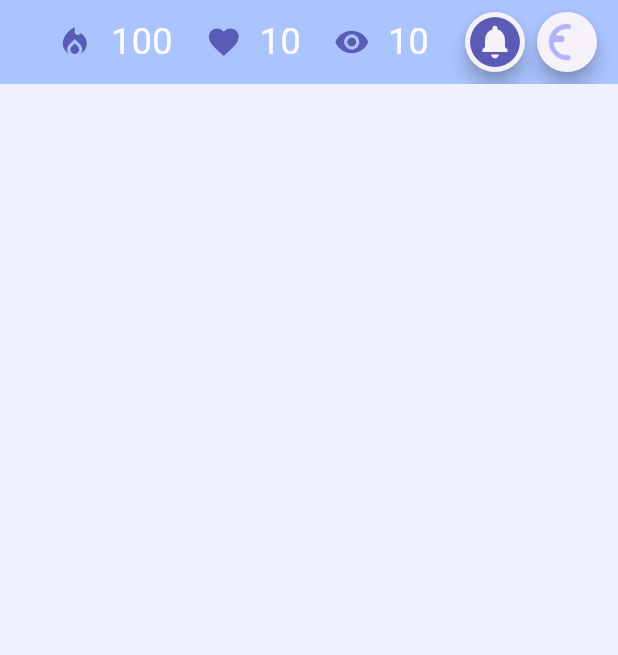
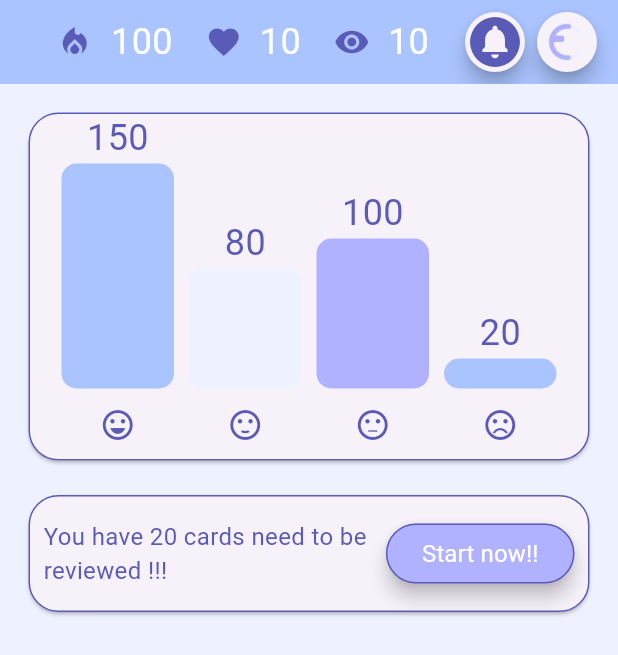
Before and after one commit to DTDungg/Mobile_FlashCard, a Flutter app: the screen it shows after launch, on a phone screen of 412 x 824 dp. Shown: the top 655 px of the screen. Run offline on Flutter 3.47's test engine with Material 3 defaults, Android fonts, the phone set to English and light mode, and no system bars; our stand-ins replace google_fonts.

Commit message:
done home

```diff
--- a/lib/home_screen.dart
+++ b/lib/home_screen.dart
@@ -1,6 +1,7 @@
 import 'package:flutter/cupertino.dart';
 import 'package:flutter/material.dart';
 import 'package:google_fonts/google_fonts.dart';
+import 'package:mobile_flash_card/utils/colum.dart';
 import 'package:mobile_flash_card/utils/define.dart';
 
 class HomeScreen extends StatefulWidget {
@@ -81,14 +82,104 @@ class _HomeScreenState extends State<HomeScreen> {
               child: Container(
                 width: 40,
                 height: 40,
-              child: Image(
-                  image: AssetImage('assets/images/fc.png')
-              ),
+                child: Image(image: AssetImage('assets/images/fc.png')),
               ),
             ),
             SizedBox(width: 10),
           ],
         ),
-    );
+        body: Column(
+          children: [
+            Padding(
+              padding: const EdgeInsets.all(15),
+              child: Card(
+                shape: RoundedRectangleBorder(
+                  borderRadius: BorderRadius.circular(20),
+                  side: BorderSide(color: Define.strongPurple, width: 1),
+                ),
+                child: Padding(
+                  padding: const EdgeInsets.only(left: 15, right: 15),
+                  child: Row(
+                    crossAxisAlignment: CrossAxisAlignment.end,
+                    mainAxisAlignment: MainAxisAlignment.center,
+                    children: [
+                      Colum(
+                          height: 150,
+                          color: Define.strongBlue,
+                          icon: Icon(Icons.sentiment_very_satisfied)),
+                      SizedBox(width: 10),
+                      Colum(
+                          height: 80,
+                          color: Define.lightBlue,
+                          icon: Icon(Icons.sentiment_satisfied)),
+                      SizedBox(width: 10),
+                      Colum(
+                          height: 100,
+                          color: Define.lightPurple,
+                          icon: Icon(Icons.sentiment_neutral)),
+                      SizedBox(width: 10),
+                      Colum(
+                          height: 20,
+                          color: Define.strongBlue,
+                          icon: Icon(Icons.sentiment_very_dissatisfied))
+                    ],
+                  ),
+                ),
+              ),
+            ),
+            Padding(
+              padding: const EdgeInsets.only(left: 15, right: 15),
+              child: Card(
+                shape: RoundedRectangleBorder(
+                  borderRadius: BorderRadius.circular(20),
+                  side: BorderSide(
+                    color: Define.strongPurple,
+                    width: 1
+                  )
+                ),
+                child: Padding(
+                  padding: const EdgeInsets.only(left: 10, right: 10, top: 15, bottom: 15),
+                  child: Row(
+                    children: [
+                       Expanded(
+                         child:Text(
+                          'You have 20 cards need to be reviewed !!!',
+                          style: GoogleFonts.rubikBubbles(
+                            fontWeight: FontWeight.w400,
+                            fontSize: 16,
+                            color: Define.strongPurple,
+                          ),
+                          softWrap: true,
+                        ),
+                      ),
+                      SizedBox(width: 10),
+                      ElevatedButton(
+
+                          onPressed:_nothing,
+                          child:Text(
+                            'Start now!!',
+                            style: GoogleFonts.rubikBubbles(
+                                fontWeight: FontWeight.w400,
+                                fontSize: 16,
+                                color: Colors.white
+                            ),
+                          ),
+                        style:ElevatedButton.styleFrom(
+                          backgroundColor: Define.lightPurple,
+                          side: BorderSide(
+                            color: Define.strongPurple,
+                            width: 1
+                          ),
+                          elevation: 5
+                        ),
+
+                      )
+                    ],
+                  ),
+                ),
+              ),
+            )
+          ],
+        ));
   }
 }
--- a/lib/main.dart
+++ b/lib/main.dart
@@ -11,7 +11,7 @@
   @override
   Widget build(BuildContext context) {
     return MaterialApp(
-      home: const HomeScreen(),
+      home: const HomeScreen()
     );
   }
 }
--- a/lib/utils/colum.dart
+++ b/lib/utils/colum.dart
@@ -0,0 +1,45 @@
+import 'package:flutter/cupertino.dart';
+import 'package:flutter/material.dart';
+import 'package:google_fonts/google_fonts.dart';
+import 'package:mobile_flash_card/utils/define.dart';
+
+class Colum extends StatelessWidget {
+  final double height;
+  final Icon icon;
+  final Color color;
+
+  const Colum({required this.height, required this.color, required this.icon});
+
+  @override
+  Widget build(BuildContext context) {
+    return Column(
+      mainAxisAlignment: MainAxisAlignment.center,
+      children: [
+        Text(
+          height.toStringAsFixed(0),
+          style: GoogleFonts.rubikBubbles(
+              fontSize: 24,
+              fontWeight: FontWeight.w400,
+              color: Define.strongPurple),
+        ),
+        Container(
+          width: 75,
+          height: height,
+          decoration: BoxDecoration(
+              color: color,
+              borderRadius: BorderRadius.circular(10)
+          ),
+        ),
+
+        IconButton(
+          onPressed: _nothing,
+            icon: icon,
+            color: Define.strongPurple,
+        )
+      ],
+    );
+  }
+
+  void _nothing() {
+  }
+}
--- a/lib/utils/define.dart
+++ b/lib/utils/define.dart
@@ -5,4 +5,8 @@ class Define{
   static const Color lightPurple = Color(0xFFB1B2FF);
   static const Color strongBlue = Color(0xFFAAC4FF);
   static const Color lightBlue = Color(0xFFEEF1FF);
+
+  static void _nothing(){
+
+  }
 }
--- a/pubspec.yaml
+++ b/pubspec.yaml
@@ -64,7 +64,7 @@ flutter:
      - assets/images/fc.png
      - assets/images/fc-background.png
      - assets/images/flash-card-background.png
-     - assets/images.flash-card.png
+     - assets/images/flash-card.png
   #   - images/a_dot_ham.jpeg
 
   # An image asset can refer to one or more resolution-specific "variants", see
```
Lines whose indentation alone changed are shown as unchanged.
